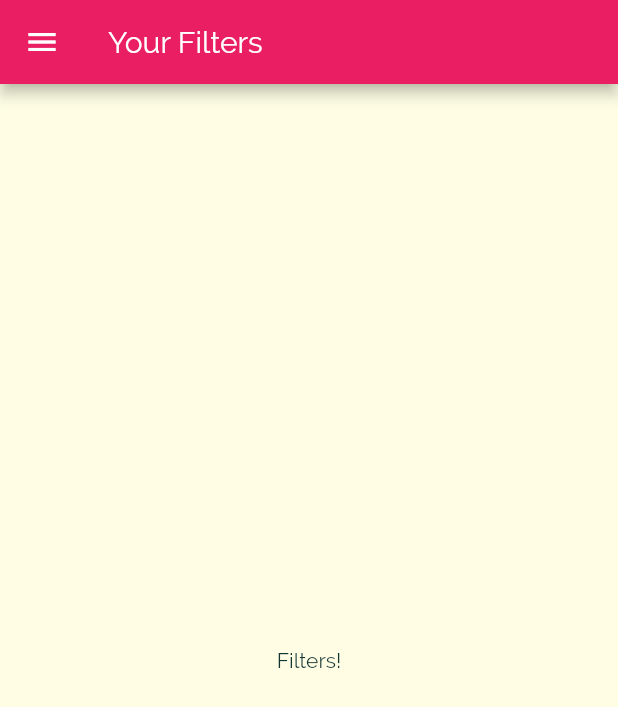
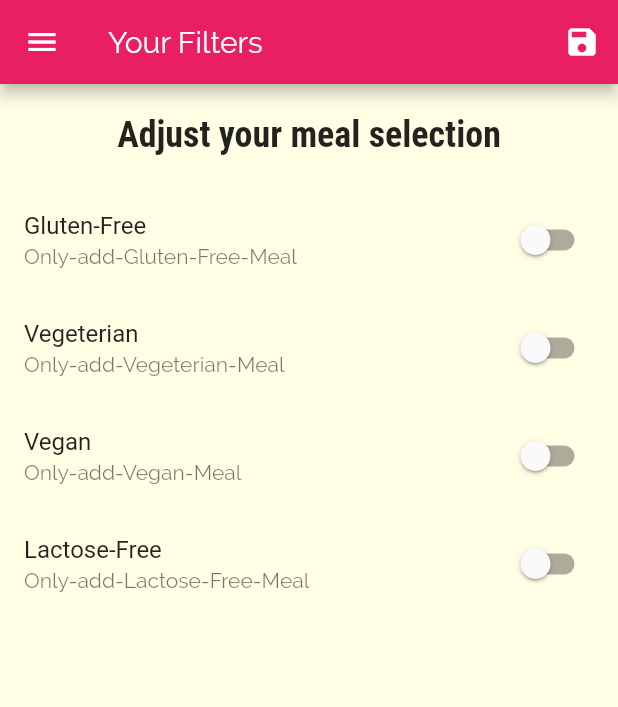
Before and after one commit to Prateek447/meals_app_project_3, a Flutter app: the Filters screen opened by its route, on a phone screen of 412 x 824 dp. Shown: the top 707 px of the screen. Run offline on Flutter 3.47's test engine with Material 2 defaults, Android fonts, the phone set to English and light mode, and no system bars.

Commit message:
filter logic add commit

```diff
--- a/lib/category_meals_screen.dart
+++ b/lib/category_meals_screen.dart
@@ -1,7 +1,7 @@
 import 'package:flutter/material.dart';
 import 'package:mealsappproject3/meals_item.dart';
 import 'package:mealsappproject3/modals/meals.dart';
-import './modals/dummy_data.dart';
+
 
 class CategoryMealScreen extends StatefulWidget {
 //  final String id;
@@ -10,6 +10,10 @@ class CategoryMealScreen extends StatefulWidget {
 //  CategoryMealScreen(this.id,this.categoryTitle);
 
   static const routeName = '/category_meal_screen';
+
+  final List<Meal> availableMeal;
+
+  CategoryMealScreen(this.availableMeal);
 
   @override
   _CategoryMealScreenState createState() => _CategoryMealScreenState();
@@ -28,7 +32,7 @@ class _CategoryMealScreenState extends State<CategoryMealScreen> {
       ModalRoute.of(context).settings.arguments as Map<String, String>;
       categoryTitle = routeArgs['title'];
       final id = routeArgs['id'];
-      displayedMeals = DUMMY_MEALS.where((element) {
+      displayedMeals = widget.availableMeal.where((element) {
         return element.categories.contains(id);
       }).toList();
       _initData=true;
--- a/lib/filters.dart
+++ b/lib/filters.dart
@@ -1,19 +1,103 @@
 import 'package:flutter/material.dart';
 import 'package:mealsappproject3/mainDrawer.dart';
 
-class Filters extends StatelessWidget {
+class Filters extends StatefulWidget {
+  static const routeName = '/filters';
 
-  static const routeName = '/filters';
+  final Function saveFilters;
+  final Map<String,bool> currentFilters;
+
+  Filters(this.currentFilters,this.saveFilters);
+
+  @override
+  _FiltersState createState() => _FiltersState();
+}
+
+class _FiltersState extends State<Filters> {
+  var _glutenFree = false;
+  var _vegeterian = false;
+  var _vegan = false;
+  var _lactoseFree = false;
+
+    @override
+    initState(){
+      _glutenFree = widget.currentFilters['gluten'];
+      _vegeterian = widget.currentFilters['vegeterian'];
+      _vegan = widget.currentFilters['vegan'];
+      _lactoseFree = widget.currentFilters['lactose'];
+      super.initState();
+    }
+
+  Widget _buildSwitchListTile(String title, String description,
+      bool currentValue, Function updateValue) {
+    return SwitchListTile(
+      value: currentValue,
+      onChanged: updateValue,
+      title: Text(title),
+      subtitle: Text(description),
+    );
+  }
+
   @override
   Widget build(BuildContext context) {
     return Scaffold(
-      appBar: AppBar(
-        title: Text('Your Filters'),
-      ),
-      drawer: MainDrawer(),
-      body: Center(
-        child: Text('Filters!'),
-      ),
-    );
+        appBar: AppBar(
+          title: Text('Your Filters'),
+          actions: [
+            IconButton(icon: Icon(Icons.save), onPressed:(){
+              Map<String,bool> selectedFilters = {
+                'gluten':_glutenFree,
+                'lactose':_lactoseFree,
+                'vegan':_vegan,
+                'vegeterian': _vegeterian,
+              };
+              widget.saveFilters(selectedFilters);
+            } ),
+          ],
+        ),
+        drawer: MainDrawer(),
+        body: Column(
+          children: [
+            Container(
+              padding: EdgeInsets.all(20),
+              child: Text(
+                'Adjust your meal selection',
+                style: Theme.of(context).textTheme.headline6,
+              ),
+            ),
+            Expanded(
+              child: ListView(
+                children: [
+                  _buildSwitchListTile(
+                      'Gluten-Free', 'Only-add-Gluten-Free-Meal', _glutenFree,
+                      (newValue) {
+                    setState(() {
+                      _glutenFree = newValue;
+                    });
+                  }),
+                  _buildSwitchListTile(
+                      'Vegeterian', 'Only-add-Vegeterian-Meal', _vegeterian,
+                      (newValue) {
+                    setState(() {
+                      _vegeterian = newValue;
+                    });
+                  }),
+                  _buildSwitchListTile('Vegan', 'Only-add-Vegan-Meal', _vegan,
+                      (newValue) {
+                    setState(() {
+                      _vegan = newValue;
+                    });
+                  }),
+                  _buildSwitchListTile('Lactose-Free',
+                      'Only-add-Lactose-Free-Meal', _lactoseFree, (newValue) {
+                    setState(() {
+                      _lactoseFree = newValue;
+                    });
+                  })
+                ],
+              ),
+            ),
+          ],
+        ));
   }
 }
--- a/lib/main.dart
+++ b/lib/main.dart
@@ -1,13 +1,51 @@
 import 'package:flutter/material.dart';
 import 'package:mealsappproject3/filters.dart';
 import 'package:mealsappproject3/meals_detail_screeen.dart';
+import 'package:mealsappproject3/modals/dummy_data.dart';
+import 'package:mealsappproject3/modals/meals.dart';
 import 'package:mealsappproject3/modals/tabs_screen.dart';
-import './categories_screen.dart';
 import './category_meals_screen.dart';
 
 void main() => runApp(MyApp());
 
-class MyApp extends StatelessWidget {
+class MyApp extends StatefulWidget {
+  @override
+  _MyAppState createState() => _MyAppState();
+}
+
+class _MyAppState extends State<MyApp> {
+
+  Map<String,bool> _filters = {
+    'gluten':false,
+    'lactose':false,
+    'vegan':false,
+    'vegeterian': false,
+  };
+
+   List<Meal> _availableMeals = DUMMY_MEALS;
+
+  void _setFilters(Map<String, bool> filterData){
+     setState(() {
+       _filters=filterData;
+
+       _availableMeals.where((element) {
+         if(_filters['gluten'] && !element.isGlutenFree) {
+           return false;
+         }
+         if(_filters['lactose'] && !element.isLactoseFree) {
+           return false;
+         }
+         if(_filters['vegan'] && !element.isVegan) {
+           return false;
+         }
+         if(_filters['vegeterian'] && !element.isVegiteriaan) {
+           return false;
+         }
+         return true;
+       }).toList();
+     });
+  }
+
   @override
   Widget build(BuildContext context) {
     return MaterialApp(
@@ -33,8 +71,8 @@ class MyApp extends StatelessWidget {
       routes: {
        // '/':(ctx) => TabsScreen(),
         TabsScreen.routeName:(ctx) => TabsScreen(),
-        Filters.routeName:(ctx) => Filters(),
-        CategoryMealScreen.routeName: (ctx) =>CategoryMealScreen(),
+        Filters.routeName:(ctx) => Filters(_filters,_setFilters),
+        CategoryMealScreen.routeName: (ctx) =>CategoryMealScreen(_availableMeals),
         MealDetailScreen.routeName:(ctx) => MealDetailScreen(),
       },
     );
```
